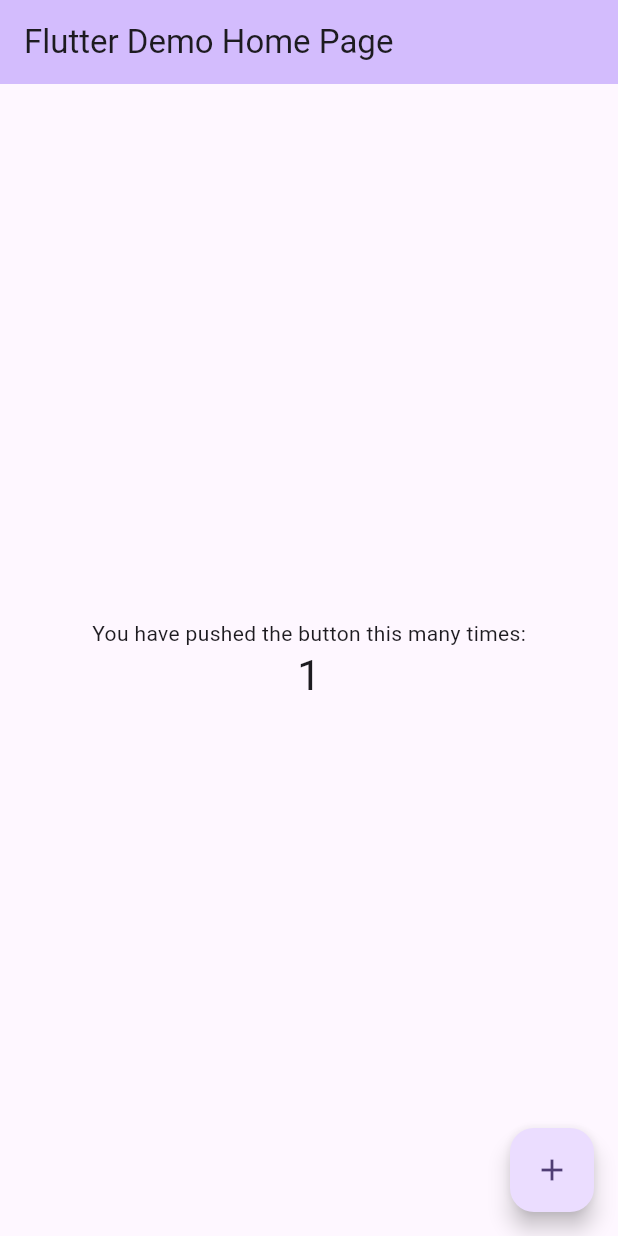
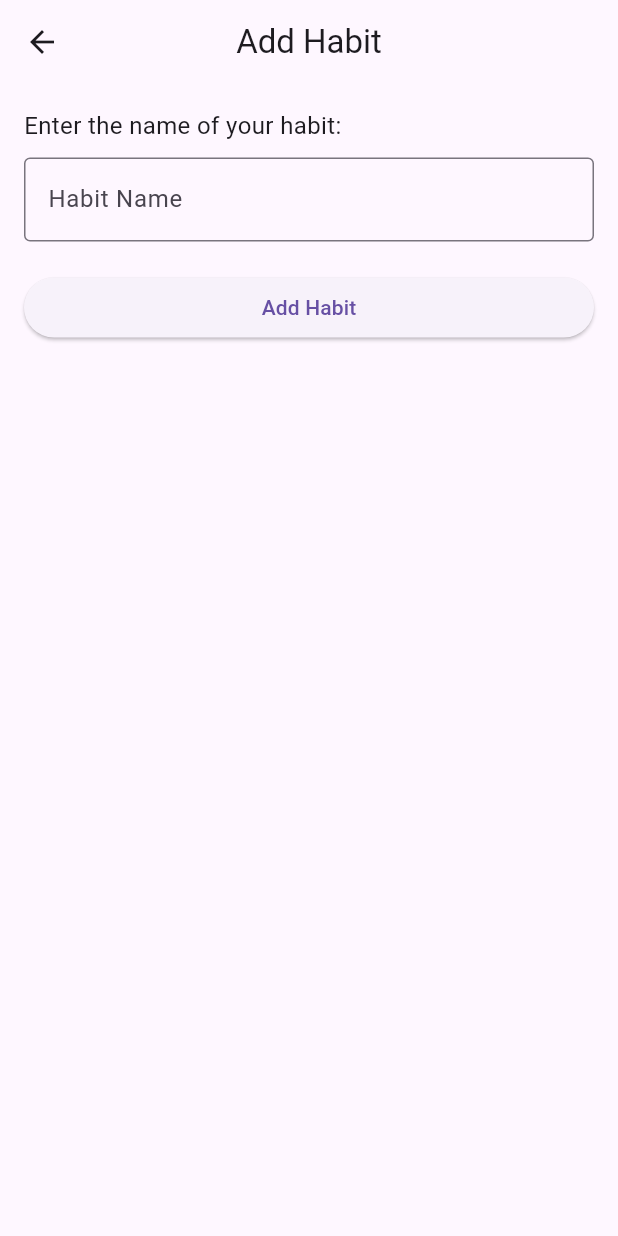
Before and after one commit to presidenwashil/habit_tracker, a Flutter app: the screen it shows after launch, after a tap on the "add" icon, on a phone screen of 412 x 824 dp. Run offline on Flutter 3.47's test engine with Material 3 defaults, Android fonts, the phone set to English and light mode, and no system bars; our stand-ins replace timeago.

Commit message:
Refactor app structure and implement habit tracking features

```diff
--- a/lib/main.dart
+++ b/lib/main.dart
@@ -1,125 +1,197 @@
 import 'package:flutter/material.dart';
+import 'package:timeago/timeago.dart' as timeago;
 
 void main() {
-  runApp(const MyApp());
+  runApp(const HabitTrackerApp());
 }
 
-class MyApp extends StatelessWidget {
-  const MyApp({super.key});
+class HabitTrackerApp extends StatelessWidget {
+  const HabitTrackerApp({super.key});
 
-  // This widget is the root of your application.
   @override
   Widget build(BuildContext context) {
     return MaterialApp(
-      title: 'Flutter Demo',
+      title: 'Habit Tracker',
       theme: ThemeData(
-        // This is the theme of your application.
-        //
-        // TRY THIS: Try running your application with "flutter run". You'll see
-        // the application has a purple toolbar. Then, without quitting the app,
-        // try changing the seedColor in the colorScheme below to Colors.green
-        // and then invoke "hot reload" (save your changes or press the "hot
-        // reload" button in a Flutter-supported IDE, or press "r" if you used
-        // the command line to start the app).
-        //
-        // Notice that the counter didn't reset back to zero; the application
-        // state is not lost during the reload. To reset the state, use hot
-        // restart instead.
-        //
-        // This works for code too, not just values: Most code changes can be
-        // tested with just a hot reload.
-        colorScheme: ColorScheme.fromSeed(seedColor: Colors.deepPurple),
-        useMaterial3: true,
+        primarySwatch: Colors.blue,
       ),
-      home: const MyHomePage(title: 'Flutter Demo Home Page'),
+      home: const HomePage(),
+      debugShowCheckedModeBanner: false,
     );
   }
 }
 
-class MyHomePage extends StatefulWidget {
-  const MyHomePage({super.key, required this.title});
-
-  // This widget is the home page of your application. It is stateful, meaning
-  // that it has a State object (defined below) that contains fields that affect
-  // how it looks.
-
-  // This class is the configuration for the state. It holds the values (in this
-  // case the title) provided by the parent (in this case the App widget) and
-  // used by the build method of the State. Fields in a Widget subclass are
-  // always marked "final".
-
-  final String title;
+class HomePage extends StatefulWidget {
+  const HomePage({super.key});
 
   @override
-  State<MyHomePage> createState() => _MyHomePageState();
+  // ignore: library_private_types_in_public_api
+  _HomePageState createState() => _HomePageState();
 }
 
-class _MyHomePageState extends State<MyHomePage> {
-  int _counter = 0;
+class _HomePageState extends State<HomePage> {
+  List<String> habits = [];
+  List<bool> habitStatus = [];
+  Map<String, DateTime> habitDates = {};
+  Map<String, DateTime?> completionDates = {};
 
-  void _incrementCounter() {
+  // Navigate to Add Habit Page and get the new habit name
+  void _navigateToAddHabitPage() async {
+    final newHabit = await Navigator.push(
+      context,
+      MaterialPageRoute(
+        builder: (context) => const AddHabitPage(),
+      ),
+    );
+
+    if (newHabit != null && newHabit is String) {
+      setState(() {
+        habits.add(newHabit);
+        habitStatus.add(false); // Initialize new habit status as incomplete
+        habitDates[newHabit] = DateTime.now();
+        completionDates[newHabit] = null; // Initialize completion date as null
+      });
+    }
+  }
+
+  // Toggle the status of a habit (complete/incomplete)
+  void _toggleHabitStatus(int index) {
     setState(() {
-      // This call to setState tells the Flutter framework that something has
-      // changed in this State, which causes it to rerun the build method below
-      // so that the display can reflect the updated values. If we changed
-      // _counter without calling setState(), then the build method would not be
-      // called again, and so nothing would appear to happen.
-      _counter++;
+      habitStatus[index] = !habitStatus[index];
+      completionDates[habits[index]] =
+          habitStatus[index] ? DateTime.now() : null; // Update completion date
     });
+  }
+
+  // Remove a habit
+  void _removeHabit(int index) {
+    setState(() {
+      completionDates.remove(habits[index]);
+      habitDates.remove(habits[index]);
+      habits.removeAt(index);
+      habitStatus.removeAt(index);
+    });
+  }
+
+  // Function to calculate relative time
+  String timeAgo(DateTime dateTime) {
+    return timeago.format(dateTime, locale: 'en_short');
   }
 
   @override
   Widget build(BuildContext context) {
-    // This method is rerun every time setState is called, for instance as done
-    // by the _incrementCounter method above.
-    //
-    // The Flutter framework has been optimized to make rerunning build methods
-    // fast, so that you can just rebuild anything that needs updating rather
-    // than having to individually change instances of widgets.
     return Scaffold(
       appBar: AppBar(
-        // TRY THIS: Try changing the color here to a specific color (to
-        // Colors.amber, perhaps?) and trigger a hot reload to see the AppBar
-        // change color while the other colors stay the same.
-        backgroundColor: Theme.of(context).colorScheme.inversePrimary,
-        // Here we take the value from the MyHomePage object that was created by
-        // the App.build method, and use it to set our appbar title.
-        title: Text(widget.title),
+        title: const Text('Habit Tracker'),
+        centerTitle: true,
       ),
-      body: Center(
-        // Center is a layout widget. It takes a single child and positions it
-        // in the middle of the parent.
+      body: Padding(
+        padding: const EdgeInsets.all(16.0),
+        child: habits.isEmpty
+            ? const Center(
+                child: Text(
+                  'No habits yet! Tap the + button to add one.',
+                  style: TextStyle(fontSize: 16),
+                  textAlign: TextAlign.center,
+                ),
+              )
+            : ListView.builder(
+                itemCount: habits.length,
+                itemBuilder: (context, index) {
+                  final habit = habits[index];
+                  return Card(
+                    elevation: 4,
+                    margin: const EdgeInsets.symmetric(vertical: 8),
+                    child: ListTile(
+                      title: Text(
+                        habit,
+                        style: TextStyle(
+                          decoration: habitStatus[index]
+                              ? TextDecoration.lineThrough
+                              : TextDecoration.none,
+                        ),
+                      ),
+                      subtitle: Column(
+                        crossAxisAlignment: CrossAxisAlignment.start,
+                        children: [
+                          Text(
+                            'Added: ${timeAgo(habitDates[habit]!)}',
+                          ),
+                          if (completionDates[habit] != null)
+                            Text(
+                              'Completed: ${timeAgo(completionDates[habit]!)}',
+                              style: const TextStyle(color: Colors.green),
+                            ),
+                        ],
+                      ),
+                      trailing: Row(
+                        mainAxisSize: MainAxisSize.min,
+                        children: [
+                          Checkbox(
+                            value: habitStatus[index],
+                            onChanged: (value) => _toggleHabitStatus(index),
+                          ),
+                          IconButton(
+                            icon: const Icon(Icons.delete, color: Colors.red),
+                            onPressed: () => _removeHabit(index),
+                          ),
+                        ],
+                      ),
+                    ),
+                  );
+                },
+              ),
+      ),
+      floatingActionButton: FloatingActionButton(
+        onPressed: _navigateToAddHabitPage,
+        child: const Icon(Icons.add),
+      ),
+    );
+  }
+}
+
+class AddHabitPage extends StatelessWidget {
+  const AddHabitPage({super.key});
+
+  @override
+  Widget build(BuildContext context) {
+    final TextEditingController habitController = TextEditingController();
+
+    return Scaffold(
+      appBar: AppBar(
+        title: const Text('Add Habit'),
+        centerTitle: true,
+      ),
+      body: Padding(
+        padding: const EdgeInsets.all(16.0),
         child: Column(
-          // Column is also a layout widget. It takes a list of children and
-          // arranges them vertically. By default, it sizes itself to fit its
-          // children horizontally, and tries to be as tall as its parent.
-          //
-          // Column has various properties to control how it sizes itself and
-          // how it positions its children. Here we use mainAxisAlignment to
-          // center the children vertically; the main axis here is the vertical
-          // axis because Columns are vertical (the cross axis would be
-          // horizontal).
-          //
-          // TRY THIS: Invoke "debug painting" (choose the "Toggle Debug Paint"
-          // action in the IDE, or press "p" in the console), to see the
-          // wireframe for each widget.
-          mainAxisAlignment: MainAxisAlignment.center,
-          children: <Widget>[
+          crossAxisAlignment: CrossAxisAlignment.stretch,
+          children: [
             const Text(
-              'You have pushed the button this many times:',
+              'Enter the name of your habit:',
+              style: TextStyle(fontSize: 16),
             ),
-            Text(
-              '$_counter',
-              style: Theme.of(context).textTheme.headlineMedium,
+            const SizedBox(height: 10),
+            TextField(
+              controller: habitController,
+              decoration: const InputDecoration(
+                labelText: 'Habit Name',
+                border: OutlineInputBorder(),
+              ),
+            ),
+            const SizedBox(height: 20),
+            ElevatedButton(
+              onPressed: () {
+                final newHabit = habitController.text.trim();
+                if (newHabit.isNotEmpty) {
+                  Navigator.pop(context, newHabit);
+                }
+              },
+              child: const Text('Add Habit'),
             ),
           ],
         ),
       ),
-      floatingActionButton: FloatingActionButton(
-        onPressed: _incrementCounter,
-        tooltip: 'Increment',
-        child: const Icon(Icons.add),
-      ), // This trailing comma makes auto-formatting nicer for build methods.
     );
   }
 }
--- a/pubspec.yaml
+++ b/pubspec.yaml
@@ -35,6 +35,7 @@ dependencies:
   # The following adds the Cupertino Icons font to your application.
   # Use with the CupertinoIcons class for iOS style icons.
   cupertino_icons: ^1.0.8
+  timeago: ^3.7.0
 
 dev_dependencies:
   flutter_test:
```
Also changed, not shown: pubspec.lock.
